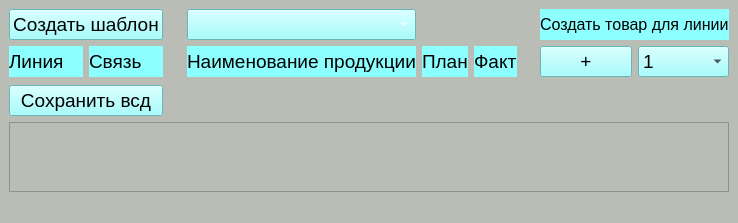
This is mainwindow.ui in avovana/master_labeling as Qt 5 draws it before an edit. The edited form follows.
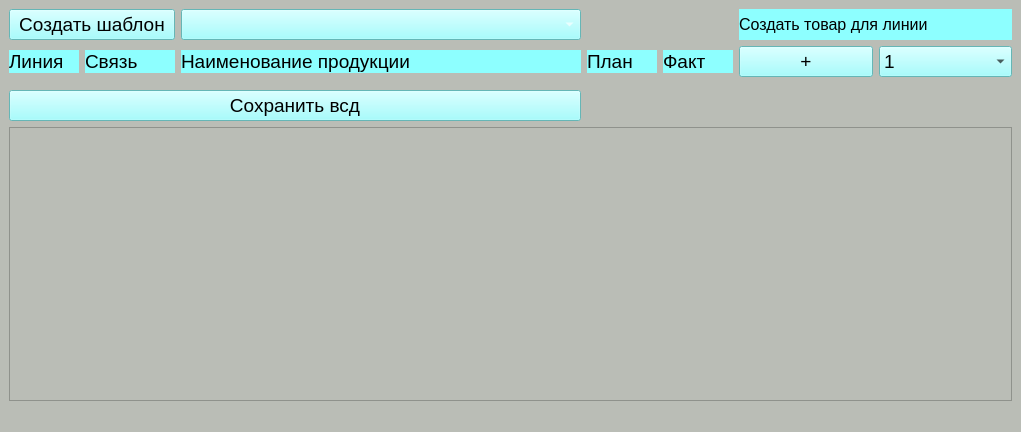
This is the edited form.

Patch:
```diff
--- a/mainwindow.ui
+++ b/mainwindow.ui
@@ -6,8 +6,8 @@
    <rect>
     <x>0</x>
     <y>0</y>
-    <width>738</width>
-    <height>213</height>
+    <width>1021</width>
+    <height>432</height>
    </rect>
   </property>
   <property name="windowTitle">
@@ -18,25 +18,107 @@
   </property>
   <widget class="QWidget" name="centralwidget">
    <layout class="QGridLayout" name="gridLayout">
-    <item row="0" column="3" colspan="2">
-     <widget class="QComboBox" name="product_name_combobox">
+    <item row="1" column="0">
+     <widget class="QLabel" name="line_number_label">
+      <property name="sizePolicy">
+       <sizepolicy hsizetype="Maximum" vsizetype="Fixed">
+        <horstretch>0</horstretch>
+        <verstretch>0</verstretch>
+       </sizepolicy>
+      </property>
+      <property name="minimumSize">
+       <size>
+        <width>70</width>
+        <height>0</height>
+       </size>
+      </property>
+      <property name="maximumSize">
+       <size>
+        <width>70</width>
+        <height>16777215</height>
+       </size>
+      </property>
       <property name="font">
        <font>
-        <family>Arial</family>
         <pointsize>14</pointsize>
-        <weight>75</weight>
-        <bold>true</bold>
        </font>
       </property>
       <property name="styleSheet">
-       <string notr="true">background-color: rgb(141, 255, 255);
-font-family: Arial;
-color: rgb(255, 255, 255);font-weight: bold;</string>
+       <string notr="true">background-color: rgb(141, 255, 255);</string>
       </property>
+      <property name="text">
+       <string>Линия</string>
+      </property>
      </widget>
     </item>
-    <item row="1" column="3" colspan="2">
+    <item row="3" column="0" colspan="3">
+     <widget class="QPushButton" name="save_vsd_button">
+      <property name="font">
+       <font>
+        <pointsize>14</pointsize>
+       </font>
+      </property>
+      <property name="styleSheet">
+       <string notr="true">background-color: rgb(141, 255, 255);</string>
+      </property>
+      <property name="text">
+       <string>Сохранить всд</string>
+      </property>
+     </widget>
+    </item>
+    <item row="1" column="1">
+     <widget class="QLabel" name="scaner_status_label">
+      <property name="sizePolicy">
+       <sizepolicy hsizetype="Fixed" vsizetype="Fixed">
+        <horstretch>0</horstretch>
+        <verstretch>0</verstretch>
+       </sizepolicy>
+      </property>
+      <property name="minimumSize">
+       <size>
+        <width>90</width>
+        <height>0</height>
+       </size>
+      </property>
+      <property name="maximumSize">
+       <size>
+        <width>90</width>
+        <height>16777215</height>
+       </size>
+      </property>
+      <property name="font">
+       <font>
+        <pointsize>14</pointsize>
+       </font>
+      </property>
+      <property name="styleSheet">
+       <string notr="true">background-color: rgb(141, 255, 255);</string>
+      </property>
+      <property name="text">
+       <string>Связь</string>
+      </property>
+     </widget>
+    </item>
+    <item row="1" column="2">
      <widget class="QLabel" name="product_name_label">
+      <property name="sizePolicy">
+       <sizepolicy hsizetype="Fixed" vsizetype="Fixed">
+        <horstretch>3</horstretch>
+        <verstretch>0</verstretch>
+       </sizepolicy>
+      </property>
+      <property name="minimumSize">
+       <size>
+        <width>400</width>
+        <height>0</height>
+       </size>
+      </property>
+      <property name="maximumSize">
+       <size>
+        <width>400</width>
+        <height>16777215</height>
+       </size>
+      </property>
       <property name="font">
        <font>
         <pointsize>14</pointsize>
@@ -50,11 +132,95 @@
       </property>
      </widget>
     </item>
-    <item row="1" column="8">
+    <item row="1" column="3">
+     <widget class="QLabel" name="plan_label">
+      <property name="sizePolicy">
+       <sizepolicy hsizetype="Fixed" vsizetype="Fixed">
+        <horstretch>0</horstretch>
+        <verstretch>0</verstretch>
+       </sizepolicy>
+      </property>
+      <property name="minimumSize">
+       <size>
+        <width>70</width>
+        <height>0</height>
+       </size>
+      </property>
+      <property name="maximumSize">
+       <size>
+        <width>70</width>
+        <height>16777215</height>
+       </size>
+      </property>
+      <property name="font">
+       <font>
+        <pointsize>14</pointsize>
+       </font>
+      </property>
+      <property name="styleSheet">
+       <string notr="true">background-color: rgb(141, 255, 255);</string>
+      </property>
+      <property name="text">
+       <string>План</string>
+      </property>
+     </widget>
+    </item>
+    <item row="1" column="4">
+     <widget class="QLabel" name="current_label">
+      <property name="sizePolicy">
+       <sizepolicy hsizetype="Fixed" vsizetype="Fixed">
+        <horstretch>0</horstretch>
+        <verstretch>0</verstretch>
+       </sizepolicy>
+      </property>
+      <property name="minimumSize">
+       <size>
+        <width>70</width>
+        <height>0</height>
+       </size>
+      </property>
+      <property name="maximumSize">
+       <size>
+        <width>70</width>
+        <height>16777215</height>
+       </size>
+      </property>
+      <property name="font">
+       <font>
+        <pointsize>14</pointsize>
+       </font>
+      </property>
+      <property name="styleSheet">
+       <string notr="true">background-color: rgb(141, 255, 255);</string>
+      </property>
+      <property name="text">
+       <string>Факт</string>
+      </property>
+     </widget>
+    </item>
+    <item row="1" column="5">
      <widget class="QPushButton" name="add_line_pushbutton">
       <property name="enabled">
        <bool>true</bool>
       </property>
+      <property name="sizePolicy">
+       <sizepolicy hsizetype="Preferred" vsizetype="Fixed">
+        <horstretch>0</horstretch>
+        <verstretch>0</verstretch>
+       </sizepolicy>
+      </property>
+      <property name="minimumSize">
+       <size>
+        <width>0</width>
+        <height>0</height>
+       </size>
+      </property>
+      <property name="maximumSize">
+       <size>
+        <width>16777215</width>
+        <height>16777215</height>
+       </size>
+      </property>
       <property name="font">
        <font>
         <pointsize>14</pointsize>
@@ -68,17 +234,26 @@
       </property>
      </widget>
     </item>
-    <item row="4" column="0" colspan="10">
-     <widget class="QTableWidget" name="table"/>
-    </item>
-    <item row="1" column="9">
+    <item row="1" column="6">
      <widget class="QComboBox" name="line_number_choose_combobox">
       <property name="sizePolicy">
-       <sizepolicy hsizetype="Minimum" vsizetype="Fixed">
+       <sizepolicy hsizetype="Preferred" vsizetype="Fixed">
         <horstretch>0</horstretch>
         <verstretch>0</verstretch>
        </sizepolicy>
       </property>
+      <property name="minimumSize">
+       <size>
+        <width>0</width>
+        <height>0</height>
+       </size>
+      </property>
+      <property name="maximumSize">
+       <size>
+        <width>16777215</width>
+        <height>16777215</height>
+       </size>
+      </property>
       <property name="font">
        <font>
         <pointsize>14</pointsize>
@@ -124,8 +299,14 @@
       </item>
      </widget>
     </item>
-    <item row="0" column="8" colspan="2">
+    <item row="0" column="5" colspan="2">
      <widget class="QLabel" name="create_line_label">
+      <property name="sizePolicy">
+       <sizepolicy hsizetype="Preferred" vsizetype="Preferred">
+        <horstretch>0</horstretch>
+        <verstretch>0</verstretch>
+       </sizepolicy>
+      </property>
       <property name="font">
        <font>
         <pointsize>12</pointsize>
@@ -139,43 +320,6 @@
       </property>
      </widget>
     </item>
-    <item row="1" column="0">
-     <widget class="QLabel" name="line_number_label">
-      <property name="font">
-       <font>
-        <pointsize>14</pointsize>
-       </font>
-      </property>
-      <property name="styleSheet">
-       <string notr="true">background-color: rgb(141, 255, 255);</string>
-      </property>
-      <property name="text">
-       <string>Линия</string>
-      </property>
-     </widget>
-    </item>
-    <item row="1" column="7">
-     <widget class="QLabel" name="column_for_start_label">
-      <property name="text">
-       <string/>
-      </property>
-     </widget>
-    </item>
-    <item row="1" column="6">
-     <widget class="QLabel" name="current_label">
-      <property name="font">
-       <font>
-        <pointsize>14</pointsize>
-       </font>
-      </property>
-      <property name="styleSheet">
-       <string notr="true">background-color: rgb(141, 255, 255);</string>
-      </property>
-      <property name="text">
-       <string>Факт</string>
-      </property>
-     </widget>
-    </item>
     <item row="0" column="0" colspan="2">
      <widget class="QPushButton" name="make_template_pushbutton">
       <property name="font">
@@ -191,66 +335,59 @@
       </property>
      </widget>
     </item>
-    <item row="2" column="0" colspan="10">
+    <item row="0" column="2">
+     <widget class="QComboBox" name="product_name_combobox">
+      <property name="sizePolicy">
+       <sizepolicy hsizetype="Fixed" vsizetype="Fixed">
+        <horstretch>0</horstretch>
+        <verstretch>0</verstretch>
+       </sizepolicy>
+      </property>
+      <property name="minimumSize">
+       <size>
+        <width>400</width>
+        <height>0</height>
+       </size>
+      </property>
+      <property name="maximumSize">
+       <size>
+        <width>400</width>
+        <height>16777215</height>
+       </size>
+      </property>
+      <property name="font">
+       <font>
+        <family>Arial</family>
+        <pointsize>14</pointsize>
+        <weight>75</weight>
+        <bold>true</bold>
+       </font>
+      </property>
+      <property name="styleSheet">
+       <string notr="true">background-color: rgb(141, 255, 255);
+font-family: Arial;
+color: rgb(255, 255, 255);font-weight: bold;</string>
+      </property>
+     </widget>
+    </item>
+    <item row="2" column="0" colspan="7">
      <layout class="QVBoxLayout" name="lines_layout">
       <property name="leftMargin">
-       <number>1</number>
+       <number>0</number>
       </property>
       <property name="topMargin">
        <number>1</number>
       </property>
       <property name="rightMargin">
-       <number>1</number>
+       <number>6</number>
       </property>
       <property name="bottomMargin">
-       <number>1</number>
+       <number>6</number>
       </property>
      </layout>
     </item>
-    <item row="1" column="1">
-     <widget class="QLabel" name="scaner_status_label">
-      <property name="font">
-       <font>
-        <pointsize>14</pointsize>
-       </font>
-      </property>
-      <property name="styleSheet">
-       <string notr="true">background-color: rgb(141, 255, 255);</string>
-      </property>
-      <property name="text">
-       <string>Связь</string>
-      </property>
-     </widget>
-    </item>
-    <item row="1" column="5">
-     <widget class="QLabel" name="plan_label">
-      <property name="font">
-       <font>
-        <pointsize>14</pointsize>
-       </font>
-      </property>
-      <property name="styleSheet">
-       <string notr="true">background-color: rgb(141, 255, 255);</string>
-      </property>
-      <property name="text">
-       <string>План</string>
-      </property>
-     </widget>
-    </item>
-    <item row="3" column="0" colspan="2">
-     <widget class="QPushButton" name="save_vsd_button">
-      <property name="font">
-       <font>
-        <pointsize>14</pointsize>
-       </font>
-      </property>
-      <property name="styleSheet">
-       <string notr="true">background-color: rgb(141, 255, 255);</string>
-      </property>
-      <property name="text">
-       <string>Сохранить всд</string>
-      </property>
-     </widget>
+    <item row="4" column="0" colspan="7">
+     <widget class="QTableWidget" name="table"/>
     </item>
    </layout>
   </widget>
@@ -259,7 +396,7 @@
     <rect>
      <x>0</x>
      <y>0</y>
-     <width>738</width>
+     <width>1021</width>
      <height>22</height>
     </rect>
    </property>
```
